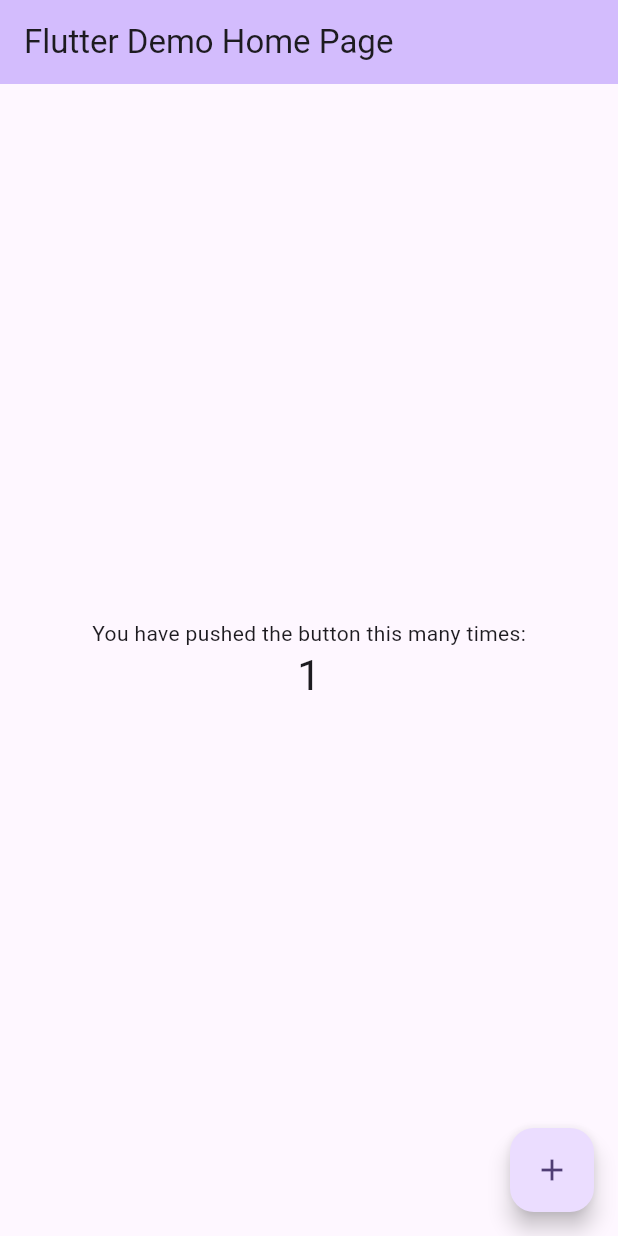
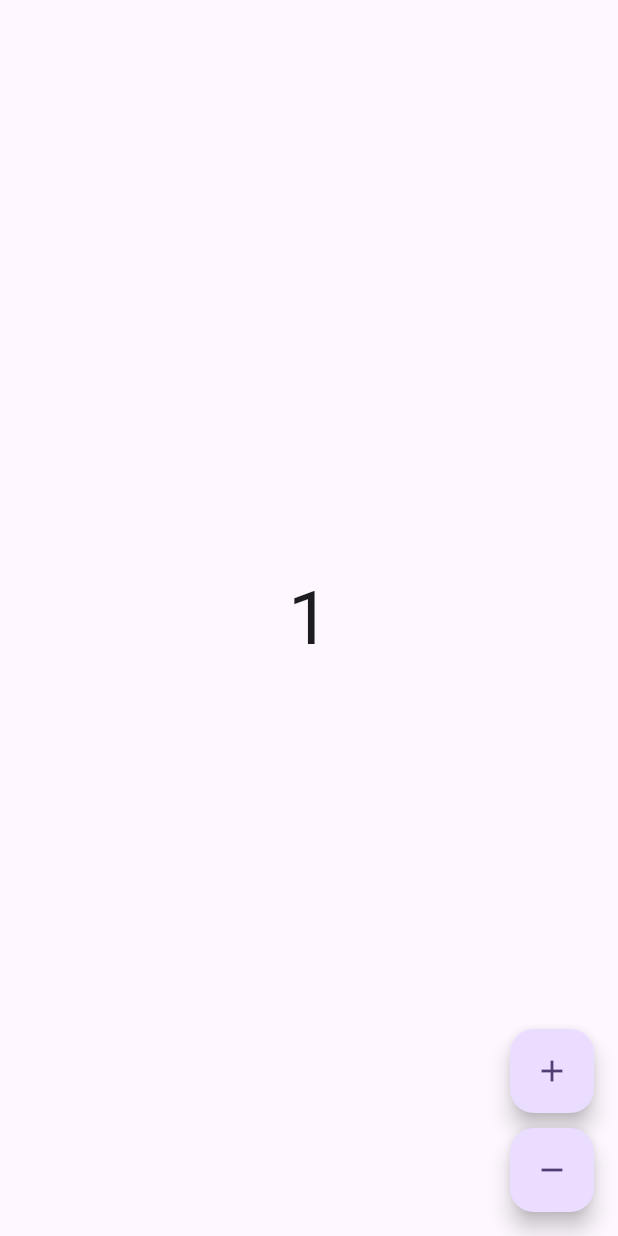
Before and after one commit to aliyafatihah/flutter-journey, a Flutter app: the screen it shows after launch, after a tap on the "add" icon, on a phone screen of 412 x 824 dp. Run offline on Flutter 3.47's test engine with Material 3 defaults, Android fonts, the light colour scheme and no system bars; our stand-ins replace flutter_bloc.

Commit message:
[bloc-demo] - create simple counter using bloc

```diff
--- /dev/null
+++ b/bloc_demo/lib/counter/counter_cubit.dart
@@ -0,0 +1,14 @@
+import 'package:flutter_bloc/flutter_bloc.dart';
+
+class CounterCubit extends Cubit<int> {
+  CounterCubit(super.initialState);
+
+  void increment() => emit(state + 1);
+  void decrement() => emit(state - 1);
+
+  @override
+  void onChange(Change<int> change) {
+    super.onChange(change);
+    print(change);
+  }
+}
--- /dev/null
+++ b/bloc_demo/lib/counter/counter_page.dart
@@ -0,0 +1,25 @@
+import 'package:bloc_demo/counter/counter_cubit.dart';
+import 'package:bloc_demo/counter/counter_view.dart';
+import 'package:flutter/material.dart';
+import 'package:flutter_bloc/flutter_bloc.dart';
+
+class CounterPage extends StatelessWidget {
+  const CounterPage({super.key});
+
+  @override
+  Widget build(BuildContext context) {
+    return BlocProvider(
+      create: (context) => CounterCubit(0),
+      child: BlocListener<CounterCubit, int>(
+          listener: (context, state) => {
+                if (state == 3)
+                  showDialog(
+                      context: context,
+                      builder: (context) => AlertDialog(
+                            title: Text("Counter reached 3"),
+                          ))
+              },
+          child: CounterView()),
+    );
+  }
+}
--- /dev/null
+++ b/bloc_demo/lib/counter/counter_view.dart
@@ -0,0 +1,38 @@
+import 'package:bloc_demo/counter/counter_cubit.dart';
+import 'package:flutter/material.dart';
+import 'package:flutter_bloc/flutter_bloc.dart';
+
+class CounterView extends StatelessWidget {
+  const CounterView({super.key});
+
+  @override
+  Widget build(BuildContext context) {
+    return Scaffold(
+      body: BlocBuilder<CounterCubit, int>(
+        builder: (context, state) {
+          return Center(
+              child: Text(
+            state.toString(),
+            style: TextStyle(fontSize: 50),
+          ));
+        },
+      ),
+      floatingActionButton: Column(
+        mainAxisAlignment: MainAxisAlignment.end,
+        children: [
+          FloatingActionButton(
+            onPressed: () => context.read<CounterCubit>().increment(),
+            child: Icon(Icons.add),
+          ),
+          SizedBox(
+            height: 10,
+          ),
+          FloatingActionButton(
+            onPressed: () => context.read<CounterCubit>().decrement(),
+            child: Icon(Icons.remove),
+          ),
+        ],
+      ),
+    );
+  }
+}
--- a/bloc_demo/lib/main.dart
+++ b/bloc_demo/lib/main.dart
@@ -1,3 +1,4 @@
+import 'package:bloc_demo/counter/counter_page.dart';
 import 'package:flutter/material.dart';
 
 void main() {
@@ -7,119 +8,16 @@
 class MyApp extends StatelessWidget {
   const MyApp({super.key});
 
-  // This widget is the root of your application.
   @override
   Widget build(BuildContext context) {
     return MaterialApp(
       title: 'Flutter Demo',
+      debugShowCheckedModeBanner: false,
       theme: ThemeData(
-        // This is the theme of your application.
-        //
-        // TRY THIS: Try running your application with "flutter run". You'll see
-        // the application has a purple toolbar. Then, without quitting the app,
-        // try changing the seedColor in the colorScheme below to Colors.green
-        // and then invoke "hot reload" (save your changes or press the "hot
-        // reload" button in a Flutter-supported IDE, or press "r" if you used
-        // the command line to start the app).
-        //
-        // Notice that the counter didn't reset back to zero; the application
-        // state is not lost during the reload. To reset the state, use hot
-        // restart instead.
-        //
-        // This works for code too, not just values: Most code changes can be
-        // tested with just a hot reload.
         colorScheme: ColorScheme.fromSeed(seedColor: Colors.deepPurple),
         useMaterial3: true,
       ),
-      home: const MyHomePage(title: 'Flutter Demo Home Page'),
+      home: CounterPage(),
     );
   }
 }
-
-class MyHomePage extends StatefulWidget {
-  const MyHomePage({super.key, required this.title});
-
-  // This widget is the home page of your application. It is stateful, meaning
-  // that it has a State object (defined below) that contains fields that affect
-  // how it looks.
-
-  // This class is the configuration for the state. It holds the values (in this
-  // case the title) provided by the parent (in this case the App widget) and
-  // used by the build method of the State. Fields in a Widget subclass are
-  // always marked "final".
-
-  final String title;
-
-  @override
-  State<MyHomePage> createState() => _MyHomePageState();
-}
-
-class _MyHomePageState extends State<MyHomePage> {
-  int _counter = 0;
-
-  void _incrementCounter() {
-    setState(() {
-      // This call to setState tells the Flutter framework that something has
-      // changed in this State, which causes it to rerun the build method below
-      // so that the display can reflect the updated values. If we changed
-      // _counter without calling setState(), then the build method would not be
-      // called again, and so nothing would appear to happen.
-      _counter++;
-    });
-  }
-
-  @override
-  Widget build(BuildContext context) {
-    // This method is rerun every time setState is called, for instance as done
-    // by the _incrementCounter method above.
-    //
-    // The Flutter framework has been optimized to make rerunning build methods
-    // fast, so that you can just rebuild anything that needs updating rather
-    // than having to individually change instances of widgets.
-    return Scaffold(
-      appBar: AppBar(
-        // TRY THIS: Try changing the color here to a specific color (to
-        // Colors.amber, perhaps?) and trigger a hot reload to see the AppBar
-        // change color while the other colors stay the same.
-        backgroundColor: Theme.of(context).colorScheme.inversePrimary,
-        // Here we take the value from the MyHomePage object that was created by
-        // the App.build method, and use it to set our appbar title.
-        title: Text(widget.title),
-      ),
-      body: Center(
-        // Center is a layout widget. It takes a single child and positions it
-        // in the middle of the parent.
-        child: Column(
-          // Column is also a layout widget. It takes a list of children and
-          // arranges them vertically. By default, it sizes itself to fit its
-          // children horizontally, and tries to be as tall as its parent.
-          //
-          // Column has various properties to control how it sizes itself and
-          // how it positions its children. Here we use mainAxisAlignment to
-          // center the children vertically; the main axis here is the vertical
-          // axis because Columns are vertical (the cross axis would be
-          // horizontal).
-          //
-          // TRY THIS: Invoke "debug painting" (choose the "Toggle Debug Paint"
-          // action in the IDE, or press "p" in the console), to see the
-          // wireframe for each widget.
-          mainAxisAlignment: MainAxisAlignment.center,
-          children: <Widget>[
-            const Text(
-              'You have pushed the button this many times:',
-            ),
-            Text(
-              '$_counter',
-              style: Theme.of(context).textTheme.headlineMedium,
-            ),
-          ],
-        ),
-      ),
-      floatingActionButton: FloatingActionButton(
-        onPressed: _incrementCounter,
-        tooltip: 'Increment',
-        child: const Icon(Icons.add),
-      ), // This trailing comma makes auto-formatting nicer for build methods.
-    );
-  }
-}
--- a/bloc_demo/pubspec.yaml
+++ b/bloc_demo/pubspec.yaml
@@ -35,6 +35,7 @@ dependencies:
   # The following adds the Cupertino Icons font to your application.
   # Use with the CupertinoIcons class for iOS style icons.
   cupertino_icons: ^1.0.6
+  flutter_bloc: ^9.1.1
 
 dev_dependencies:
   flutter_test:
```
